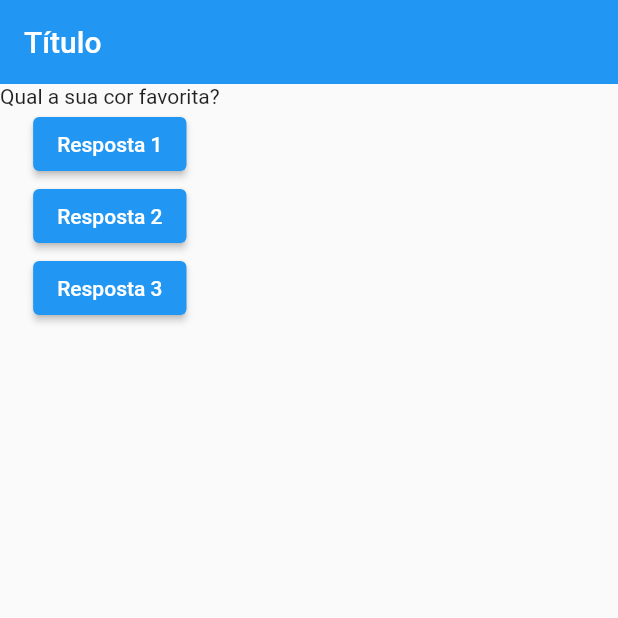
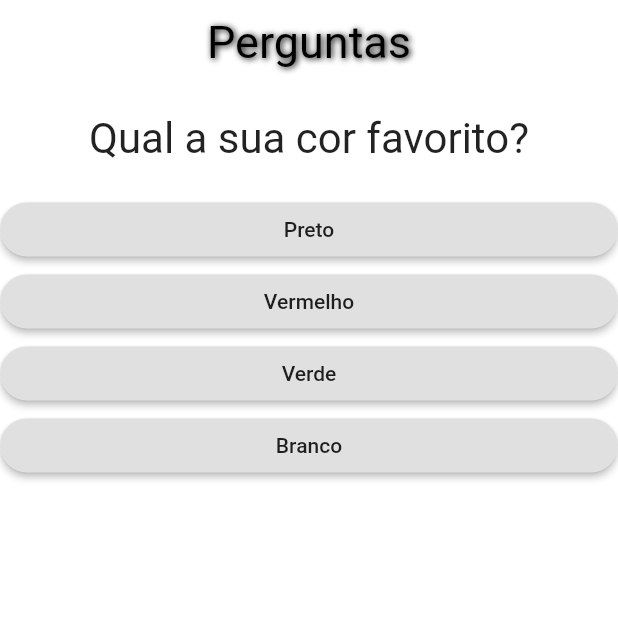
Before and after one commit to paulocagol/projeto_perguntas, a Flutter app: the screen it shows after launch, on a phone screen of 412 x 824 dp, the top half of it. Run offline on Flutter 3.47's test engine with Material 2 defaults, Android fonts, the phone set to English and light mode, and no system bars.

Commit message:
2. Noções básicas de Flutter

```diff
--- a/lib/main.dart
+++ b/lib/main.dart
@@ -1,48 +1,95 @@
 import 'package:flutter/material.dart';
 import 'package:projeto_perguntas/questao.dart';
+import 'package:projeto_perguntas/questionario.dart';
+import 'package:projeto_perguntas/resposta.dart';
+import 'package:projeto_perguntas/resultado.dart';
 
 main() => runApp(PerguntaApp());
 
 class _PerguntaAppState extends State<PerguntaApp> {
   var _perguntaSelecionada = 0;
+  var _pontuacaoTotal = 0;
+  final List<Map<String, Object>> _perguntas = const [
+    {
+      'texto': 'Qual a sua cor favorito?',
+      'respostas': [
+        {'texto': 'Preto', 'pontuacao': 10},
+        {'texto': 'Vermelho', 'pontuacao': 5},
+        {'texto': 'Verde', 'pontuacao': 3},
+        {'texto': 'Branco', 'pontuacao': 1},
+      ],
+    },
+    {
+      'texto': 'Qual a seu animal favorito?',
+      'respostas': [
+        {'texto': 'Coelho', 'pontuacao': 5},
+        {'texto': 'Cobra', 'pontuacao': 1},
+        {'texto': 'Elefante', 'pontuacao': 9},
+        {'texto': 'Leão', 'pontuacao': 8},
+      ],
+    },
+    {
+      'texto': 'Qual seu instrutor favorito?',
+      'respostas': [
+        {'texto': 'Maria', 'pontuacao': 7},
+        {'texto': 'João', 'pontuacao': 4},
+        {'texto': 'Leo', 'pontuacao': 6},
+        {'texto': 'Pedro', 'pontuacao': 10},
+      ],
+    },
+  ];
 
-  void _responder() {
+  void _responder(int pontuacao) {
+    if (temPerguntaSelecionada) {
+      setState(() {
+        _perguntaSelecionada++;
+        _pontuacaoTotal += pontuacao;
+      });
+    }
+  }
+
+  void _reiniciarQuestionario() {
     setState(() {
-      _perguntaSelecionada++;
+      _perguntaSelecionada = 0;
+      _pontuacaoTotal = 0;
     });
+  }
 
-    print(_perguntaSelecionada);
+  bool get temPerguntaSelecionada {
+    return _perguntaSelecionada < _perguntas.length;
   }
 
   Widget build(BuildContext context) {
-    final List<String> perguntas = [
-      'Qual a sua cor favorita?',
-      'Qual a seu animal favorita?',
-    ];
+    List<Map<String, Object>> respostas = temPerguntaSelecionada ? _perguntas[_perguntaSelecionada]['respostas'] : null;
 
     return MaterialApp(
       home: Scaffold(
         appBar: AppBar(
+          centerTitle: true,
           elevation: 0,
-          title: Text('Título'),
+          title: Text(
+            'Perguntas',
+            style: TextStyle(shadows: [
+              Shadow(
+                blurRadius: 5,
+                offset: Offset(1, 1),
+              ),
+            ], color: Colors.black, fontSize: 30, fontWeight: FontWeight.w400),
+          ),
+          backgroundColor: Colors.white,
         ),
-        body: Column(
-          children: <Widget>[
-            Questao(perguntas[_perguntaSelecionada]),
-            ElevatedButton(
-              onPressed: _responder,
-              child: Text('Resposta 1'),
-            ),
-            ElevatedButton(
-              onPressed: _responder,
-              child: Text('Resposta 2'),
-            ),
-            ElevatedButton(
-              onPressed: _responder,
-              child: Text('Resposta 3'),
-            ),
-          ],
-        ),
+        backgroundColor: Colors.white,
+        body: temPerguntaSelecionada
+            ? Questionario(
+                perguntas: _perguntas,
+                perguntaSelecionada: _perguntaSelecionada,
+                respostas: respostas,
+                onResponder: _responder,
+              )
+            : Resultado(
+                pontuacao: _pontuacaoTotal,
+                onReiniciarQuestionario: _reiniciarQuestionario,
+              ),
       ),
     );
   }
--- a/lib/questao.dart
+++ b/lib/questao.dart
@@ -7,6 +7,14 @@ class Questao extends StatelessWidget {
 
   @override
   Widget build(BuildContext context) {
-    return Text(texto);
+    return Container(
+      width: double.infinity,
+      margin: EdgeInsets.all(20),
+      child: Text(
+        texto,
+        style: TextStyle(fontSize: 28.0),
+        textAlign: TextAlign.center,
+      ),
+    );
   }
 }
--- /dev/null
+++ b/lib/questionario.dart
@@ -0,0 +1,31 @@
+import 'package:flutter/material.dart';
+import 'package:projeto_perguntas/questao.dart';
+import 'package:projeto_perguntas/resposta.dart';
+
+class Questionario extends StatelessWidget {
+  Questionario({
+    this.perguntas,
+    this.perguntaSelecionada,
+    this.respostas,
+    this.onResponder,
+  });
+
+  final List<Map<String, Object>> perguntas;
+  final int perguntaSelecionada;
+  final List<Map<String, Object>> respostas;
+  final Function(int) onResponder;
+
+  @override
+  Widget build(BuildContext context) {
+    return Column(
+      children: <Widget>[
+        Questao(perguntas[perguntaSelecionada]['texto']),
+        ...respostas
+            .map(
+              (resp) => Resposta(texto: resp['texto'], onResponder: () => onResponder(resp['pontuacao'])),
+            )
+            .toList(),
+      ],
+    );
+  }
+}
--- /dev/null
+++ b/lib/resposta.dart
@@ -0,0 +1,28 @@
+import 'package:flutter/material.dart';
+
+class Resposta extends StatelessWidget {
+  final String texto;
+  final Function onResponder;
+
+  const Resposta({this.texto, this.onResponder});
+
+  @override
+  Widget build(BuildContext context) {
+    return Container(
+      width: double.infinity,
+      child: ElevatedButton(
+        style: ElevatedButton.styleFrom(
+          onPrimary: Colors.black87,
+          primary: Colors.grey[300],
+          minimumSize: Size(88, 36),
+          padding: EdgeInsets.symmetric(horizontal: 16),
+          shape: const RoundedRectangleBorder(
+            borderRadius: BorderRadius.all(Radius.circular(30)),
+          ),
+        ),
+        onPressed: onResponder,
+        child: Text(texto),
+      ),
+    );
+  }
+}
```
Also changed, not shown: lib/resultado.dart (added, +47 -0 lines).
